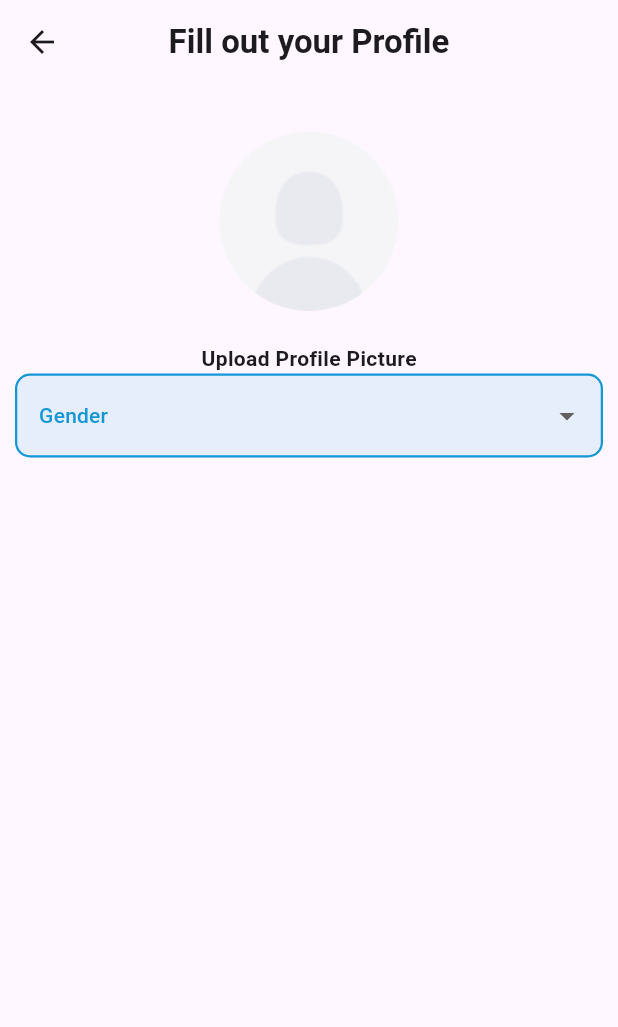
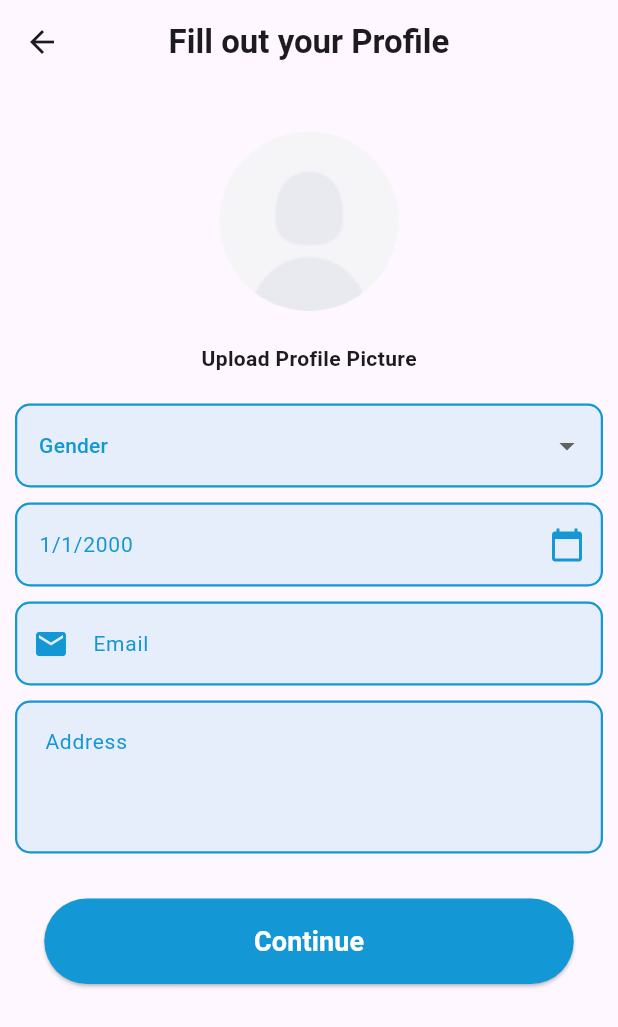
Before and after one commit to shahriasayad/bk_gas_shop_fontend_design, a Flutter app: the ProfilePage screen opened directly, on a phone screen of 412 x 824 dp. Shown: the top 1027 px of the screen. Run offline on Flutter 3.47's test engine with Material 3 defaults, Android fonts, the phone set to English and light mode, and no system bars.

Commit message:
button added

```diff
--- a/lib/signup_screens/profile_page.dart
+++ b/lib/signup_screens/profile_page.dart
@@ -1,5 +1,10 @@
 import 'package:bk_gas/custom_widgets/GenderDropDownMenu.dart';
+import 'package:bk_gas/custom_widgets/custom_button.dart';
+import 'package:bk_gas/custom_widgets/custom_textformfield.dart';
 import 'package:flutter/material.dart';
+
+import '../custom_widgets/custom_address_textfield.dart';
+import '../custom_widgets/date_picker.dart';
 
 void main() => runApp(MyApp());
 
@@ -56,7 +61,18 @@ class ProfilePage extends StatelessWidget {
                 "Upload Profile Picture",
                 style: TextStyle(fontSize: 14, fontWeight: FontWeight.w600),
               ),
+              SizedBox(
+                height: 20,
+              ),
               GenderDropDownMenu(),
+              SizedBox(height: 10),
+              DatePickerField(),
+              SizedBox(height: 10),
+              CustomTextFormField(icon: Icons.email, hintText: "Email"),
+              SizedBox(height: 10),
+              CustomAdressTextfield(hintText: "Address"),
+              SizedBox(height: 30),
+              CustomButton(buttonText: "Continue", onPressed: () {}),
             ],
           ),
         ),
```
